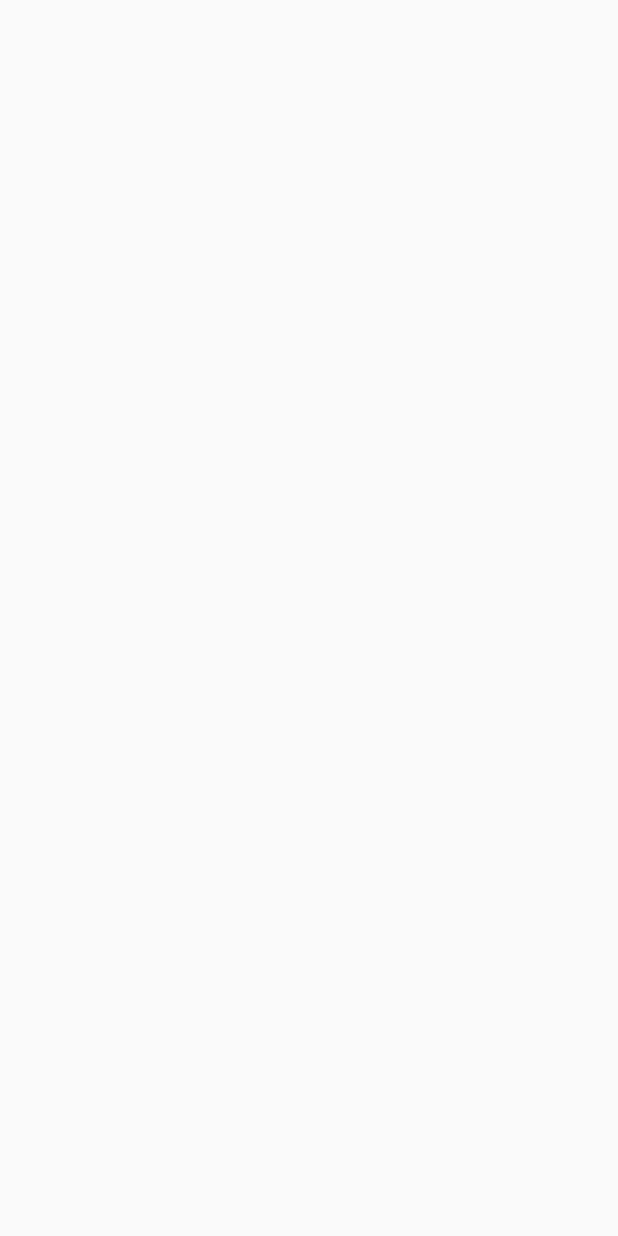
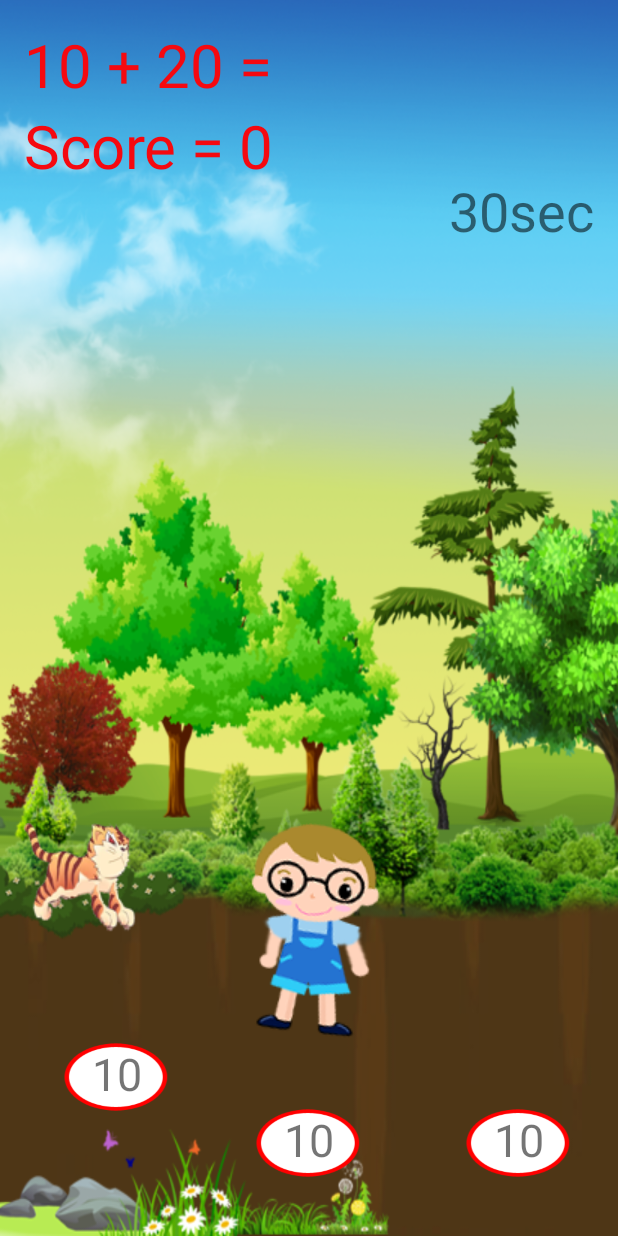
Before and after one commit to masterUNG/Treasure-humt, an Android app: the Play2Activity screen opened directly, with no data from a screen before it, on a phone screen of 412 x 824 dp. Before the commit the screen is empty. Run offline under Robolectric (Android 15) with nearby library versions, the phone set to English and light mode, and no system bars.

Commit message:
start Step2

```diff
--- a/app/src/main/java/rtc/phornthip/chutima/treasuvehumtmath/Cartoon2.java
+++ b/app/src/main/java/rtc/phornthip/chutima/treasuvehumtmath/Cartoon2.java
@@ -19,7 +19,7 @@ public class Cartoon2 extends AppCompatActivity {
             public void run() {
                 startActivity(new Intent(Cartoon2.this,PlayActivity.class));
             }
-        },2000); //เดี๋ยวค่อยมาแก้เป็น 6หมื่นทีหลัง 1 นาที
+        },1000); //เดี๋ยวค่อยมาแก้เป็น 6หมื่นทีหลัง 1 นาที
 
 
     }   //Main Method
--- a/app/src/main/java/rtc/phornthip/chutima/treasuvehumtmath/Play2Activity.java
+++ b/app/src/main/java/rtc/phornthip/chutima/treasuvehumtmath/Play2Activity.java
@@ -8,6 +8,6 @@ public class Play2Activity extends AppCompatActivity {
     @Override
     protected void onCreate(Bundle savedInstanceState) {
         super.onCreate(savedInstanceState);
-        setContentView(R.layout.activity_play2);
+        setContentView(R.layout.activity_section3);
     }
 }
--- a/app/src/main/res/layout/activity_section3.xml
+++ b/app/src/main/res/layout/activity_section3.xml
@@ -130,15 +130,6 @@
         android:layout_width="wrap_content"
         android:layout_height="wrap_content"
         app:srcCompat="@drawable/box1"
-        android:id="@+id/imageView11_p2"
-        android:layout_alignBottom="@+id/imageView12_p2"
-        android:layout_alignParentLeft="true"
-        android:layout_alignParentStart="true" />
-
-    <ImageView
-        android:layout_width="wrap_content"
-        android:layout_height="wrap_content"
-        app:srcCompat="@drawable/box1"
         android:id="@+id/imageView31_p2"
         android:layout_marginTop="15dp"
         android:layout_alignTop="@+id/imageView25"
@@ -146,5 +137,14 @@
         android:layout_alignParentEnd="true"
         android:visibility="invisible" />
 
+    <ImageView
+        android:layout_width="wrap_content"
+        android:layout_height="wrap_content"
+        app:srcCompat="@drawable/box1"
+        android:id="@+id/imageView11_p2"
+        android:layout_alignBottom="@+id/imageView12_p2"
+        android:layout_alignParentLeft="true"
+        android:layout_alignParentStart="true" />
+
 
 </RelativeLayout>
```
Also changed, not shown: app/src/main/java/rtc/phornthip/chutima/treasuvehumtmath/PlayActivity.java (+13 -3 lines).
